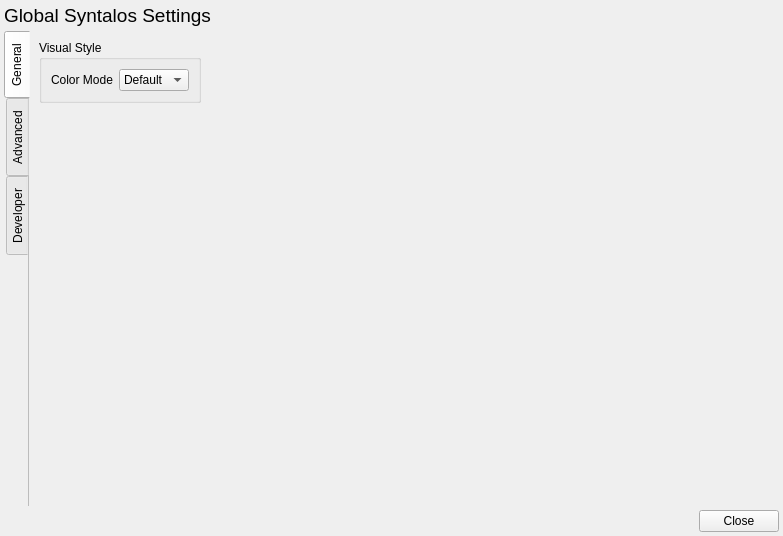
Before: the Qt Designer form src/globalconfigdialog.ui in syntalos/syntalos, drawn with Qt 5.
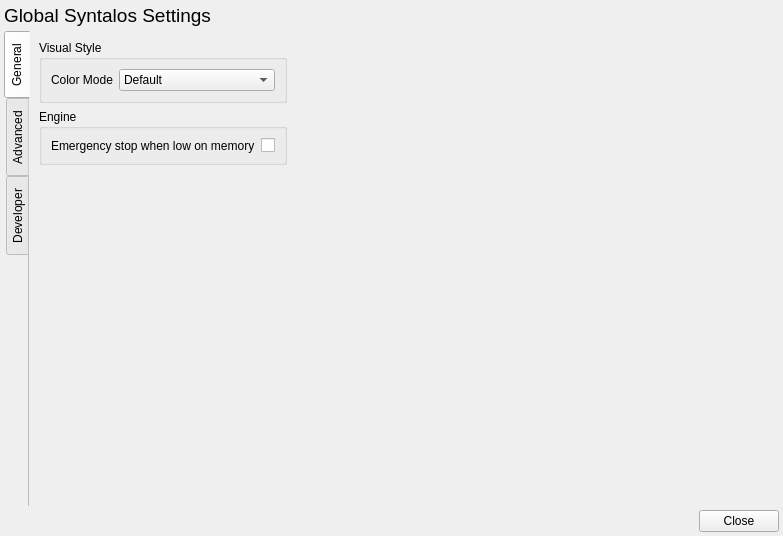
After: the same form once the commit is applied. Icons and pictures are not drawn.

Commit message: Add emergency fuse to stop if low on system memory

Diff of the .ui file:
```diff
--- a/src/globalconfigdialog.ui
+++ b/src/globalconfigdialog.ui
@@ -75,10 +75,7 @@
       <layout class="QHBoxLayout" name="horizontalLayout">
        <item>
         <widget class="QWidget" name="widget" native="true">
-         <layout class="QVBoxLayout" name="verticalLayout_5">
-          <property name="spacing">
-           <number>4</number>
-          </property>
+         <layout class="QVBoxLayout" name="verticalLayout_9">
           <property name="leftMargin">
            <number>0</number>
           </property>
@@ -125,6 +122,29 @@
             </layout>
            </widget>
           </item>
+          <item>
+           <widget class="QGroupBox" name="groupBox_5">
+            <property name="title">
+             <string>Engine</string>
+            </property>
+            <layout class="QVBoxLayout" name="verticalLayout_5">
+             <item>
+              <layout class="QFormLayout" name="formLayout_3">
+               <item row="0" column="0">
+                <widget class="QLabel" name="emergencyStopWhenLowOnMemoryLabel">
+                 <property name="text">
+                  <string>Emergency stop when low on memory</string>
+                 </property>
+                </widget>
+               </item>
+               <item row="0" column="1">
+                <widget class="QCheckBox" name="cbEmergencyOOMStop"/>
+               </item>
+              </layout>
+             </item>
+            </layout>
+           </widget>
+          </item>
           <item>
            <spacer name="verticalSpacer_2">
             <property name="orientation">
```
The commit also changes 6 other files.
